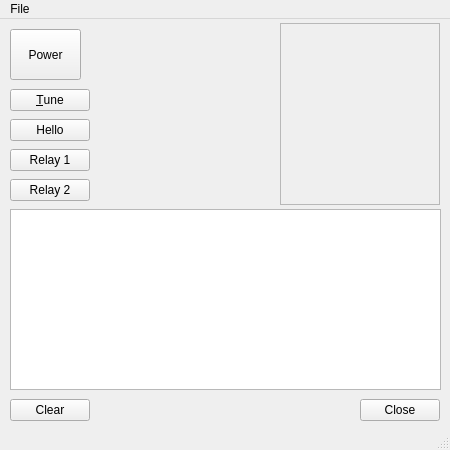
This is mainwindow.ui in radi8/QtRemote as Qt 5 draws it before an edit. The edited form follows.
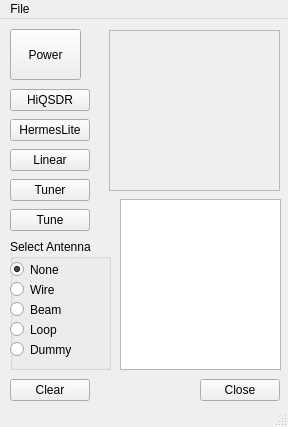
This is the edited form. Custom widgets are drawn as their Qt base class.

The edit to the form file:
```diff
--- a/mainwindow.ui
+++ b/mainwindow.ui
@@ -6,8 +6,8 @@
    <rect>
     <x>0</x>
     <y>0</y>
-    <width>450</width>
-    <height>450</height>
+    <width>288</width>
+    <height>427</height>
    </rect>
   </property>
   <property name="windowTitle">
@@ -36,10 +36,10 @@
    <widget class="QTextBrowser" name="textBrowser">
     <property name="geometry">
      <rect>
-      <x>10</x>
-      <y>190</y>
-      <width>431</width>
-      <height>181</height>
+      <x>120</x>
+      <y>180</y>
+      <width>161</width>
+      <height>171</height>
      </rect>
     </property>
    </widget>
@@ -47,7 +47,7 @@
     <property name="geometry">
      <rect>
       <x>10</x>
-      <y>380</y>
+      <y>360</y>
       <width>80</width>
       <height>22</height>
      </rect>
@@ -63,7 +63,7 @@
     <property name="geometry">
      <rect>
       <x>10</x>
-      <y>70</y>
+      <y>160</y>
       <width>80</width>
       <height>22</height>
      </rect>
@@ -72,26 +72,13 @@
      <enum>Qt::NoFocus</enum>
     </property>
     <property name="text">
-     <string>&amp;Tune</string>
+     <string>Tuner</string>
     </property>
-   </widget>
-   <widget class="QPushButton" name="pushButton_2">
-    <property name="geometry">
-     <rect>
-      <x>10</x>
-      <y>100</y>
-      <width>80</width>
-      <height>22</height>
-     </rect>
+    <property name="checkable">
+     <bool>true</bool>
     </property>
-    <property name="focusPolicy">
-     <enum>Qt::NoFocus</enum>
-    </property>
-    <property name="text">
-     <string>Hello</string>
-    </property>
    </widget>
-   <widget class="QPushButton" name="pBtn_Relay1">
+   <widget class="QPushButton" name="pBtn_Relay3">
     <property name="geometry">
      <rect>
       <x>10</x>
@@ -104,7 +91,26 @@
      <enum>Qt::NoFocus</enum>
     </property>
     <property name="text">
-     <string>Relay 1</string>
+     <string>Linear</string>
+    </property>
+    <property name="checkable">
+     <bool>true</bool>
+    </property>
+   </widget>
+   <widget class="QPushButton" name="pBtn_Relay1">
+    <property name="geometry">
+     <rect>
+      <x>10</x>
+      <y>70</y>
+      <width>80</width>
+      <height>22</height>
+     </rect>
+    </property>
+    <property name="focusPolicy">
+     <enum>Qt::NoFocus</enum>
+    </property>
+    <property name="text">
+     <string>HiQSDR</string>
     </property>
     <property name="checkable">
      <bool>true</bool>
@@ -114,7 +120,7 @@
     <property name="geometry">
      <rect>
       <x>10</x>
-      <y>160</y>
+      <y>100</y>
       <width>80</width>
       <height>22</height>
      </rect>
@@ -123,17 +129,20 @@
      <enum>Qt::NoFocus</enum>
     </property>
     <property name="text">
-     <string>Relay 2</string>
+     <string>HermesLite</string>
     </property>
     <property name="checkable">
      <bool>true</bool>
     </property>
+    <property name="flat">
+     <bool>false</bool>
+    </property>
    </widget>
    <widget class="QPushButton" name="pushButton_Close">
     <property name="geometry">
      <rect>
-      <x>360</x>
-      <y>380</y>
+      <x>200</x>
+      <y>360</y>
       <width>80</width>
       <height>22</height>
      </rect>
@@ -145,10 +154,10 @@
    <widget class="sMeter" name="frame">
     <property name="geometry">
      <rect>
-      <x>280</x>
-      <y>4</y>
-      <width>160</width>
-      <height>182</height>
+      <x>109</x>
+      <y>11</y>
+      <width>171</width>
+      <height>161</height>
      </rect>
     </property>
     <property name="frameShape">
@@ -157,6 +166,103 @@
     <property name="frameShadow">
      <enum>QFrame::Raised</enum>
     </property>
+    <property name="lineWidth">
+     <number>4</number>
+    </property>
+   </widget>
+   <widget class="QPushButton" name="pBtn_Tune">
+    <property name="geometry">
+     <rect>
+      <x>10</x>
+      <y>190</y>
+      <width>80</width>
+      <height>22</height>
+     </rect>
+    </property>
+    <property name="text">
+     <string>Tune</string>
+    </property>
+   </widget>
+   <widget class="QGroupBox" name="groupBox">
+    <property name="geometry">
+     <rect>
+      <x>10</x>
+      <y>220</y>
+      <width>101</width>
+      <height>131</height>
+     </rect>
+    </property>
+    <property name="title">
+     <string>Select Antenna</string>
+    </property>
+    <widget class="QRadioButton" name="radioButton">
+     <property name="geometry">
+      <rect>
+       <x>0</x>
+       <y>20</y>
+       <width>104</width>
+       <height>21</height>
+      </rect>
+     </property>
+     <property name="text">
+      <string>None</string>
+     </property>
+     <property name="checked">
+      <bool>true</bool>
+     </property>
+    </widget>
+    <widget class="QRadioButton" name="radioButton_2">
+     <property name="geometry">
+      <rect>
+       <x>0</x>
+       <y>40</y>
+       <width>104</width>
+       <height>21</height>
+      </rect>
+     </property>
+     <property name="text">
+      <string>Wire</string>
+     </property>
+    </widget>
+    <widget class="QRadioButton" name="radioButton_3">
+     <property name="geometry">
+      <rect>
+       <x>0</x>
+       <y>60</y>
+       <width>104</width>
+       <height>21</height>
+      </rect>
+     </property>
+     <property name="text">
+      <string>Beam</string>
+     </property>
+    </widget>
+    <widget class="QRadioButton" name="radioButton_4">
+     <property name="geometry">
+      <rect>
+       <x>0</x>
+       <y>80</y>
+       <width>104</width>
+       <height>21</height>
+      </rect>
+     </property>
+     <property name="text">
+      <string>Loop</string>
+     </property>
+    </widget>
+    <widget class="QRadioButton" name="radioButton_5">
+     <property name="geometry">
+      <rect>
+       <x>0</x>
+       <y>100</y>
+       <width>104</width>
+       <height>21</height>
+      </rect>
+     </property>
+     <property name="text">
+      <string>Dummy</string>
+     </property>
+    </widget>
    </widget>
   </widget>
   <widget class="QMenuBar" name="menuBar">
@@ -164,8 +270,8 @@
     <rect>
      <x>0</x>
      <y>0</y>
-     <width>450</width>
-     <height>19</height>
+     <width>288</width>
+     <height>22</height>
     </rect>
    </property>
    <widget class="QMenu" name="menuFile">
```
Left out of the diff: 8 changed lines with no effect on the pictures.
